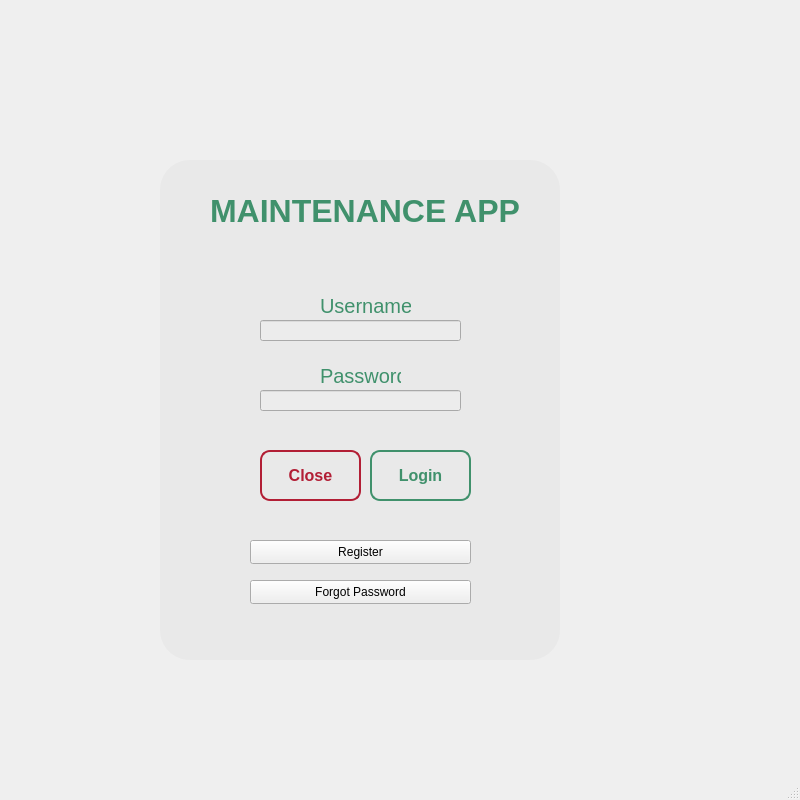
First picture: the form in ui/login.ui, repository ridhosoru/MtcApp, before the edit.
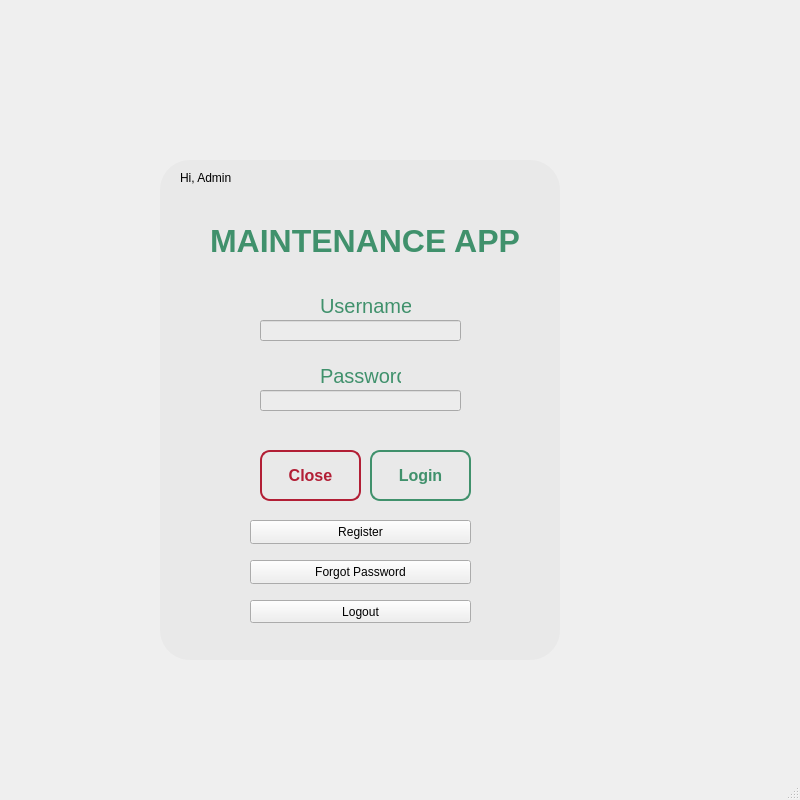
Second picture: the form after the edit.

Diff of the .ui file:
```diff
--- a/ui/login.ui
+++ b/ui/login.ui
@@ -48,16 +48,13 @@
 }</string>
     </property>
     <property name="frameShape">
-     <enum>QFrame::Shape::NoFrame</enum>
-    </property>
-    <property name="frameShadow">
-     <enum>QFrame::Shadow::Plain</enum>
+     <enum>QFrame::NoFrame</enum>
     </property>
     <widget class="QLabel" name="label">
      <property name="geometry">
       <rect>
        <x>50</x>
-       <y>20</y>
+       <y>50</y>
        <width>311</width>
        <height>61</height>
       </rect>
@@ -66,6 +63,7 @@
       <font>
        <family>Segoe UI</family>
        <pointsize>24</pointsize>
+       <weight>75</weight>
        <bold>true</bold>
       </font>
      </property>
@@ -233,7 +231,7 @@
      <property name="geometry">
       <rect>
        <x>90</x>
-       <y>380</y>
+       <y>360</y>
        <width>221</width>
        <height>24</height>
       </rect>
@@ -246,7 +244,7 @@
      <property name="geometry">
       <rect>
        <x>90</x>
-       <y>420</y>
+       <y>400</y>
        <width>221</width>
        <height>24</height>
       </rect>
@@ -255,6 +253,32 @@
       <string>Forgot Password</string>
      </property>
     </widget>
+    <widget class="QPushButton" name="logoutBtn">
+     <property name="geometry">
+      <rect>
+       <x>90</x>
+       <y>440</y>
+       <width>221</width>
+       <height>23</height>
+      </rect>
+     </property>
+     <property name="text">
+      <string>Logout</string>
+     </property>
+    </widget>
+    <widget class="QLabel" name="acc_name">
+     <property name="geometry">
+      <rect>
+       <x>20</x>
+       <y>10</y>
+       <width>101</width>
+       <height>16</height>
+      </rect>
+     </property>
+     <property name="text">
+      <string>Hi, Admin</string>
+     </property>
+    </widget>
    </widget>
   </widget>
   <widget class="QMenuBar" name="menubar">
```
Left out of the diff: 4 changed lines with no effect on the pictures.
